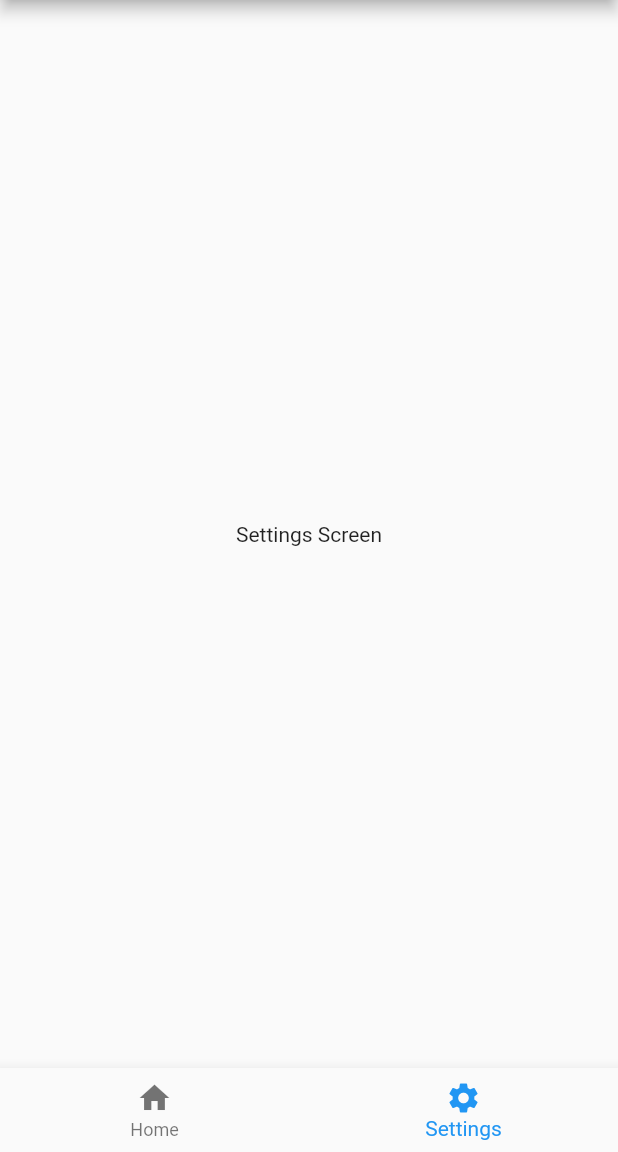
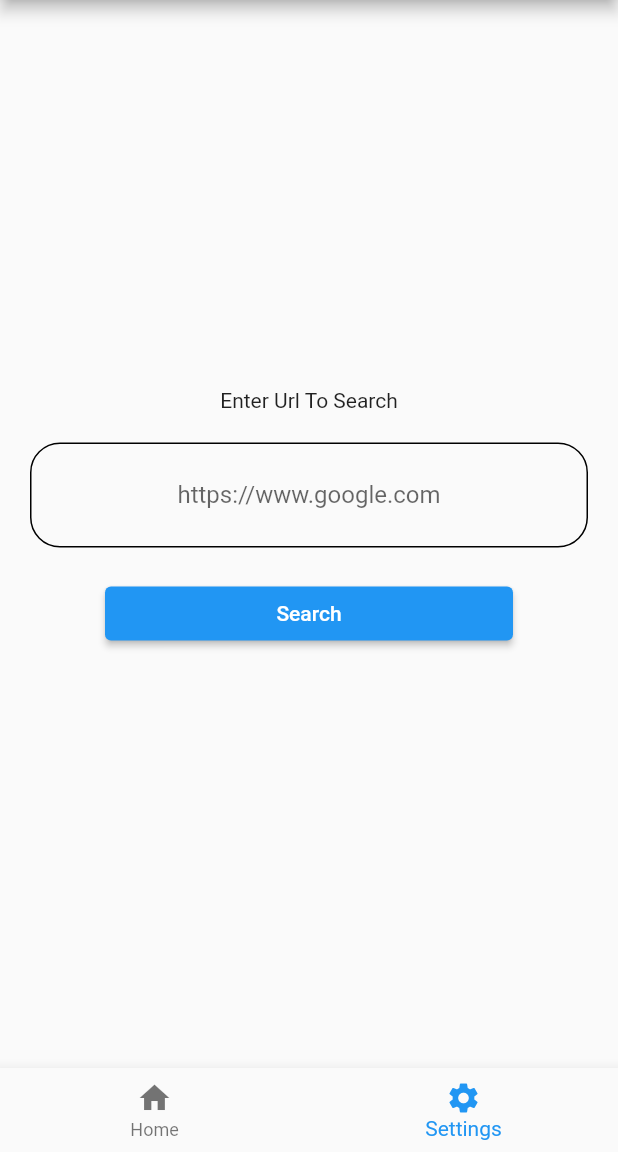
Before and after one commit to mah97moud/task_app, a Flutter app: the HomeLayout screen opened directly, item 2 of the bottom bar chosen, on a phone screen of 412 x 824 dp, the part 84-1236 px from its top. Run offline on Flutter 3.47's test engine with Material 2 defaults, Android fonts, the phone set to English and light mode, and no system bars; our stand-ins replace firebase_auth, firebase_core, flutter_bloc, google_sign_in, webview_flutter; accounts and stored records are empty.

Commit message:
url search

```diff
--- a/lib/modules/home/home_screen.dart
+++ b/lib/modules/home/home_screen.dart
@@ -1,13 +1,20 @@
 import 'package:flutter/material.dart';
+import 'package:flutter_bloc/flutter_bloc.dart';
+import 'package:task_app/shared/cubit/cubit.dart';
+import 'package:task_app/shared/cubit/states.dart';
 
 class HomeScreen extends StatelessWidget {
-  final String userName;
-
-  const HomeScreen({this.userName});
   @override
   Widget build(BuildContext context) {
-    return Center(
-      child: Text('Home Screen'),
+    return BlocConsumer<AppCubit, AppStates>(
+      builder: (context, state) {
+        return Center(
+          child: Text('Welcome To Search App'),
+        );
+      },
+      listener: (context, state) {},
     );
   }
 }
+
+//
--- a/lib/modules/settings/settings_screen.dart
+++ b/lib/modules/settings/settings_screen.dart
@@ -1,10 +1,83 @@
 import 'package:flutter/material.dart';
+import 'package:flutter_bloc/flutter_bloc.dart';
+import 'package:task_app/shared/cubit/cubit.dart';
+import 'package:task_app/shared/cubit/states.dart';
 
 class SettingsScreen extends StatelessWidget {
+  final _formKey = GlobalKey<FormState>();
+  TextEditingController urlControl = TextEditingController();
   @override
   Widget build(BuildContext context) {
     return Center(
-      child: Text('Settings Screen'),
+      child: SingleChildScrollView(
+        child: BlocConsumer<AppCubit, AppStates>(
+          listener: (context, state) {},
+          builder: (context, state) {
+            return Column(
+              mainAxisAlignment: MainAxisAlignment.center,
+              children: [
+                Text('Enter Url To Search'),
+                Form(
+                  key: _formKey,
+                  child: Padding(
+                    padding: EdgeInsets.all(20.0),
+                    child: Column(
+                      children: [
+                        Container(
+                          decoration: BoxDecoration(
+                            borderRadius: BorderRadius.circular(20.0),
+                            border: Border.all(
+                              width: 1.0,
+                            ),
+                          ),
+                          padding: EdgeInsets.symmetric(
+                              horizontal: 10.0, vertical: 10.0),
+                          child: TextFormField(
+                            controller: urlControl,
+                            textAlign: TextAlign.center,
+                            cursorHeight: 25.0,
+                            decoration: InputDecoration(
+                              border: InputBorder.none,
+                              hintText: 'https://www.google.com',
+                            ),
+                            validator: (value) {
+                              if (value == null || value.isEmpty) {
+                                return 'Please enter Correct url';
+                              }
+                              return null;
+                            },
+                          ),
+                        ),
+                        SizedBox(
+                          height: 20.0,
+                        ),
+                        Padding(
+                          padding: EdgeInsets.symmetric(horizontal: 50.0),
+                          child: Container(
+                            width: double.infinity,
+                            child: ElevatedButton(
+                              onPressed: () {
+                                if (_formKey.currentState.validate()) {
+                                  AppCubit.get(context).searchUrl(
+                                    url: urlControl.text,
+                                    context: context,
+                                  );
+                                  urlControl.clear();
+                                }
+                              },
+                              child: Text('Search'),
+                            ),
+                          ),
+                        )
+                      ],
+                    ),
+                  ),
+                ),
+              ],
+            );
+          },
+        ),
+      ),
     );
   }
 }
--- a/lib/shared/cubit/cubit.dart
+++ b/lib/shared/cubit/cubit.dart
@@ -1,7 +1,9 @@
 import 'package:flutter/material.dart';
 import 'package:flutter_bloc/flutter_bloc.dart';
 import 'package:task_app/modules/home/home_screen.dart';
+import 'package:task_app/modules/search/search_screen.dart';
 import 'package:task_app/modules/settings/settings_screen.dart';
+import 'package:task_app/shared/components.dart';
 import 'package:task_app/shared/cubit/states.dart';
 
 class AppCubit extends Cubit<AppStates> {
@@ -9,14 +11,28 @@ class AppCubit extends Cubit<AppStates> {
 
   static AppCubit get(context) => BlocProvider.of(context);
 
-  int currentIndex =0;
+  int currentIndex = 0;
+  String urlName = '';
 
   List<Widget> screenList = [
     HomeScreen(),
     SettingsScreen(),
   ];
-  void changeIndex(int index){
+  void changeIndex(int index) {
     currentIndex = index;
     emit(AppChangeIndexState());
   }
+
+  void searchUrl({@required BuildContext context, @required String url}) {
+    try {
+      navigateTo(
+        context: context,
+        widget: SearchScreen(
+          url: url ?? 'https://www.google.com/',
+        ),
+      );
+    } catch (e) {
+      print(e.toString());
+    }
+  }
 }
--- a/lib/shared/cubit/states.dart
+++ b/lib/shared/cubit/states.dart
@@ -3,3 +3,5 @@ class AppStates {}
 class AppInitStates extends AppStates {}
 
 class AppChangeIndexState extends AppStates {}
+
+class AppWebInitState extends AppStates {}
--- a/pubspec.yaml
+++ b/pubspec.yaml
@@ -28,6 +28,7 @@ dependencies:
   firebase_core: ^1.0.3
   firebase_auth: ^1.1.0
   google_sign_in: ^4.5.1
+  webview_flutter: ^2.0.4
 
 
 dev_dependencies:
```
Also changed, not shown: lib/modules/search/search_screen.dart (added, +49 -0 lines), pubspec.lock, 3 other files.
